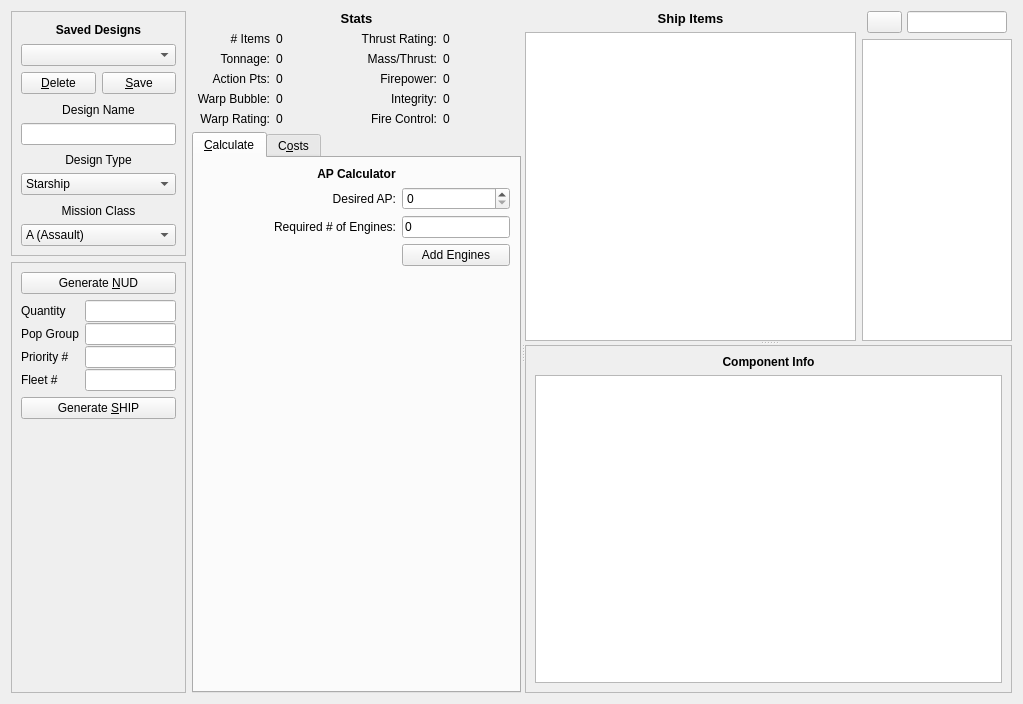
Above: widgets/ShipDesigner.ui from Ramblurr/SupernovaAssistant before the change. Below: the same form after it.
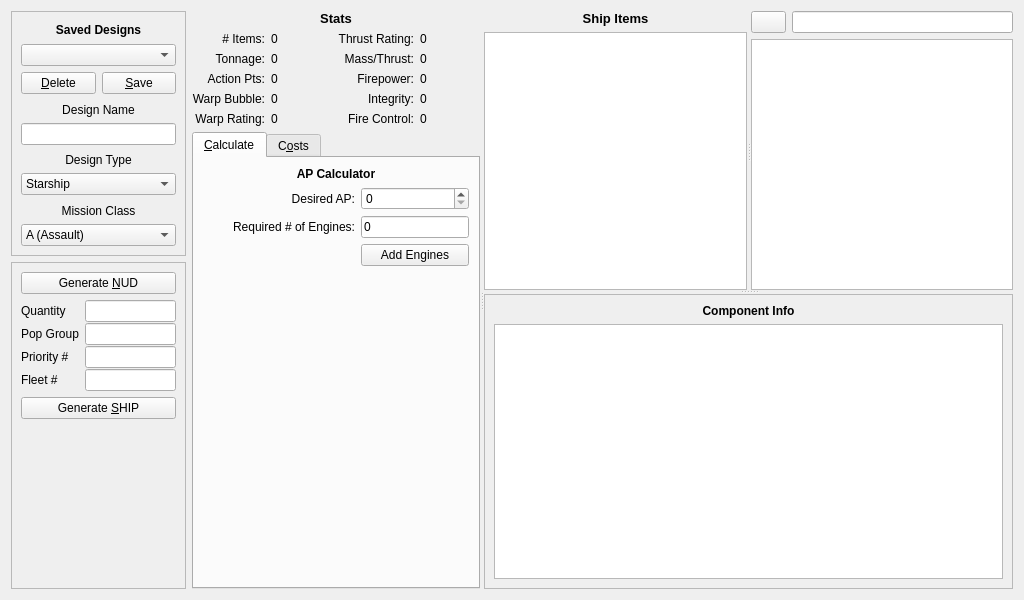
That is the form after the change. The open tabs and pages were chosen to show the change. Icons and pictures are not drawn.

Commit message: Got Lazy. * Changed overall app size to be 1024 x 700 * ItemModel/ShipDesigner: Setting and locking the weight percent of an item is possible

Patch:
```diff
--- a/widgets/ShipDesigner.ui
+++ b/widgets/ShipDesigner.ui
@@ -6,14 +6,14 @@
    <rect>
     <x>0</x>
     <y>0</y>
-    <width>1023</width>
-    <height>704</height>
+    <width>1024</width>
+    <height>600</height>
    </rect>
   </property>
   <property name="windowTitle">
    <string>Form</string>
   </property>
-  <layout class="QGridLayout" name="gridLayout_5">
+  <layout class="QGridLayout" name="gridLayout">
    <item row="0" column="0">
     <widget class="QFrame" name="frame">
      <property name="minimumSize">
@@ -218,7 +218,7 @@
     </widget>
    </item>
    <item row="0" column="1" rowspan="2">
-    <widget class="QSplitter" name="splitter_2">
+    <widget class="QSplitter" name="splitter_3">
      <property name="orientation">
       <enum>Qt::Horizontal</enum>
      </property>
@@ -246,7 +246,7 @@
          <item row="0" column="0">
           <widget class="QLabel" name="label_5">
            <property name="text">
-            <string># Items</string>
+            <string># Items:</string>
            </property>
            <property name="alignment">
             <set>Qt::AlignRight|Qt::AlignTrailing|Qt::AlignVCenter</set>
@@ -524,13 +524,17 @@
        </item>
       </layout>
      </widget>
+     <widget class="QSplitter" name="splitter_2">
+      <property name="orientation">
+       <enum>Qt::Vertical</enum>
+      </property>
      <widget class="QSplitter" name="splitter">
       <property name="orientation">
-       <enum>Qt::Vertical</enum>
+        <enum>Qt::Horizontal</enum>
       </property>
       <widget class="QWidget" name="layoutWidget">
-       <layout class="QGridLayout" name="gridLayout">
-        <item row="0" column="0">
+        <layout class="QVBoxLayout" name="verticalLayout_4">
+         <item>
          <widget class="QLabel" name="label_19">
           <property name="font">
            <font>
@@ -547,17 +551,25 @@
           </property>
          </widget>
         </item>
-        <item row="0" column="1" rowspan="2">
-         <layout class="QHBoxLayout" name="horizontalLayout_2">
-          <property name="spacing">
-           <number>0</number>
-          </property>
-          <property name="sizeConstraint">
-           <enum>QLayout::SetDefaultConstraint</enum>
-          </property>
-          <property name="rightMargin">
-           <number>0</number>
-          </property>
+         <item>
+          <widget class="QTableView" name="itemList">
+           <property name="horizontalScrollBarPolicy">
+            <enum>Qt::ScrollBarAlwaysOff</enum>
+           </property>
+           <property name="sortingEnabled">
+            <bool>false</bool>
+           </property>
+           <attribute name="verticalHeaderVisible">
+            <bool>false</bool>
+           </attribute>
+          </widget>
+         </item>
+        </layout>
+       </widget>
+       <widget class="QWidget" name="layoutWidget">
+        <layout class="QVBoxLayout" name="verticalLayout_5">
+         <item>
+          <layout class="QHBoxLayout" name="horizontalLayout">
           <item>
            <widget class="QPushButton" name="addButton">
             <property name="maximumSize">
@@ -582,7 +594,7 @@
            <widget class="QLineEdit" name="componentFilterEdit">
             <property name="maximumSize">
              <size>
-              <width>100</width>
+               <width>16777215</width>
               <height>16777215</height>
              </size>
             </property>
@@ -593,17 +605,7 @@
           </item>
          </layout>
         </item>
-        <item row="1" column="0" rowspan="2">
-         <widget class="QTableView" name="itemList">
-          <property name="horizontalScrollBarPolicy">
-           <enum>Qt::ScrollBarAlwaysOff</enum>
-          </property>
-          <attribute name="verticalHeaderVisible">
-           <bool>false</bool>
-          </attribute>
-         </widget>
-        </item>
-        <item row="2" column="1">
+         <item>
          <widget class="QTreeView" name="componentList">
           <property name="sizePolicy">
            <sizepolicy hsizetype="Expanding" vsizetype="Expanding">
@@ -619,13 +621,14 @@
           </property>
           <property name="maximumSize">
            <size>
-            <width>150</width>
+             <width>16777215</width>
             <height>16777215</height>
            </size>
           </property>
          </widget>
         </item>
        </layout>
+       </widget>
       </widget>
       <widget class="QFrame" name="componentInfoFrame">
        <property name="minimumSize">
```
Left out of the diff: 8 changed lines with no effect on the pictures. Lines whose indentation alone changed are shown as unchanged. The commit also changes 19 other files.
